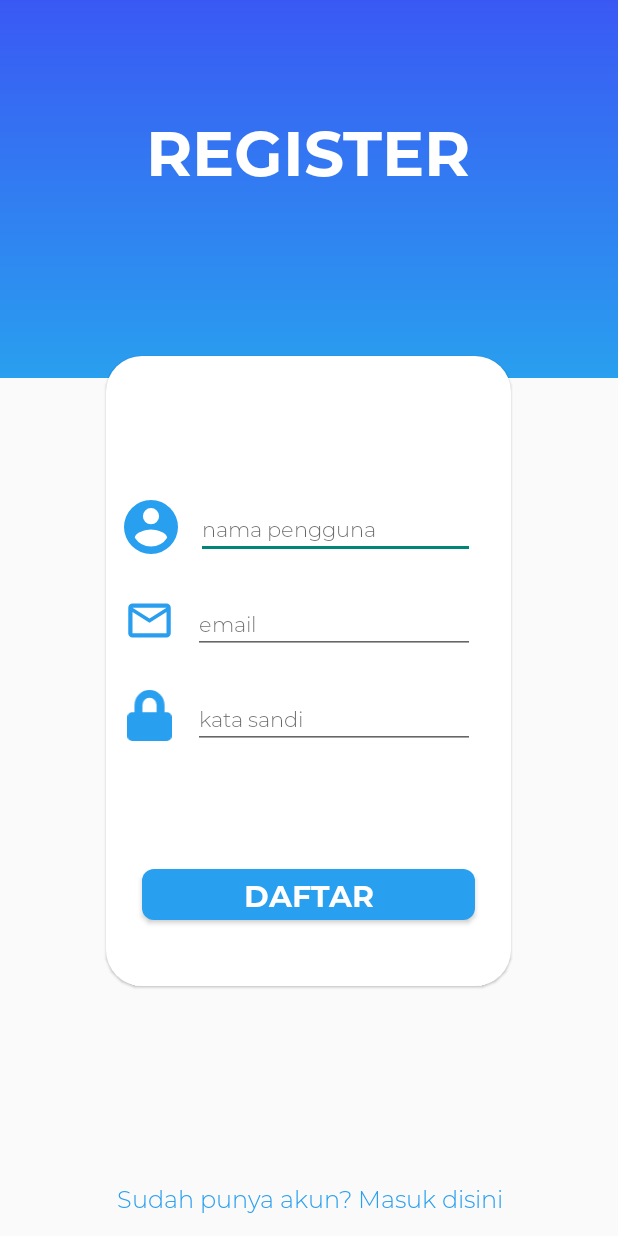
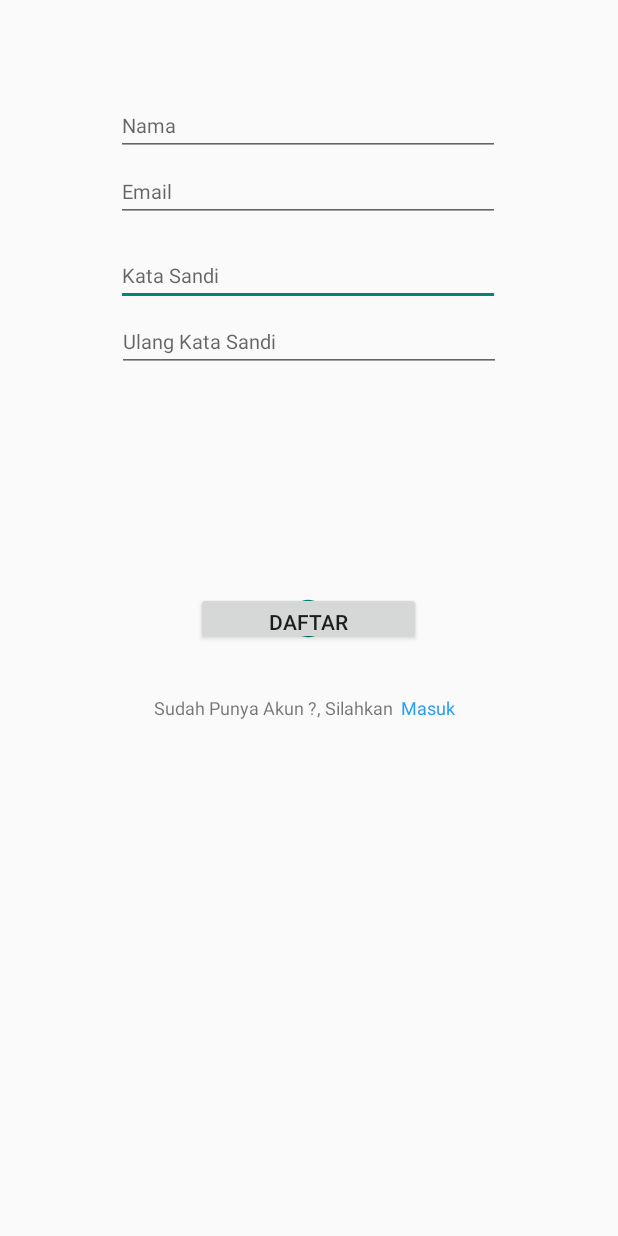
Before and after one commit to BagusMiftaq/RongsokinUser, an Android app: the layout activity_register.xml on its own in the app's theme, with its tools: preview values and no code run, on a phone screen of 412 x 824 dp. Run offline under Robolectric (Android 15) with nearby library versions, the phone set to English and light mode, and no system bars.

Commit message:
Thir Commit

```diff
--- a/app/src/main/AndroidManifest.xml
+++ b/app/src/main/AndroidManifest.xml
@@ -3,18 +3,20 @@
     package="com.edicoding.picodiploma.rongsokinuser">
 
     <uses-permission android:name="android.permission.INTERNET" />
+    <uses-permission android:name="android.permission.CAMERA" />
 
     <application
         android:allowBackup="true"
         android:label="@string/app_name"
         android:supportsRtl="true"
         android:theme="@style/AppTheme.NoActionBar">
+        <activity android:name=".input.InputActivity"></activity>
+        <activity android:name=".input.KatagoriActivity" />
         <activity android:name=".SuksesAct" />
         <activity android:name=".RegisterAct" />
         <activity
             android:name=".HomeAct"
-            android:theme="@style/AppTheme" >
-        </activity>
+            android:theme="@style/AppTheme" />
         <activity android:name=".Login_Act" />
         <activity android:name=".SplashAct">
             <intent-filter>
--- a/app/src/main/res/layout/activity_register.xml
+++ b/app/src/main/res/layout/activity_register.xml
@@ -7,160 +7,120 @@
     tools:context=".Login_Act">
 
 
-    <View
-        android:id="@+id/view"
+    <ImageView
+        android:id="@+id/nav_user_photo"
         android:layout_width="wrap_content"
-        android:layout_height="252dp"
-        android:layout_marginStart="24dp"
-        android:layout_marginEnd="24dp"
-        android:background="@drawable/bg_blue_gradient_primary"
+        android:layout_height="wrap_content"
+        android:layout_marginTop="32dp"
         app:layout_constraintEnd_toEndOf="parent"
         app:layout_constraintStart_toStartOf="parent"
         app:layout_constraintTop_toTopOf="parent" />
 
-
-    <LinearLayout
-        android:id="@+id/linearLayout"
-        android:layout_width="270dp"
-        android:layout_height="420dp"
-        android:layout_marginStart="24dp"
-        android:layout_marginTop="48dp"
-        android:layout_marginEnd="24dp"
-        android:layout_marginBottom="56dp"
-        android:background="@drawable/bg_white_corner"
-        android:elevation="1dp"
-        android:orientation="vertical"
-        app:layout_constraintBottom_toBottomOf="parent"
+    <EditText
+        android:id="@+id/regPassword"
+        android:layout_width="256dp"
+        android:layout_height="40dp"
+        android:layout_marginTop="16dp"
+        android:ems="10"
+        android:hint="Kata Sandi"
+        android:inputType="textPassword"
+        android:textSize="13sp"
         app:layout_constraintEnd_toEndOf="parent"
-        app:layout_constraintHorizontal_bias="0.494"
+        app:layout_constraintHorizontal_bias="0.496"
         app:layout_constraintStart_toStartOf="parent"
-        app:layout_constraintTop_toBottomOf="@+id/textView2"
-        app:layout_constraintVertical_bias="0.355">
-
-        <LinearLayout
-            android:layout_width="match_parent"
-            android:layout_height="wrap_content"
-            android:layout_marginStart="12dp"
-            android:layout_marginTop="96dp"
-            android:layout_marginEnd="24dp"
-            android:layout_marginBottom="24dp"
-            android:orientation="horizontal">
-
-            <ImageView
-                android:layout_width="36dp"
-                android:layout_height="36dp"
-                app:srcCompat="@drawable/ic_icon_material_account_circle" />
+        app:layout_constraintTop_toBottomOf="@+id/regMail" />
 
     <EditText
-                android:id="@+id/ins_username"
-                android:layout_width="match_parent"
-                android:layout_height="wrap_content"
-                android:layout_marginStart="12dp"
-                android:fontFamily="@font/mlight"
-                android:hint="nama pengguna"
-                android:inputType="text"
-                android:textColor="#0C0C0C"
-                android:textSize="14sp" />
-        </LinearLayout>
-
-        <LinearLayout
-            android:layout_width="match_parent"
-            android:layout_height="wrap_content"
-            android:layout_marginStart="12dp"
-            android:layout_marginTop="0dp"
-            android:layout_marginEnd="24dp"
-            android:layout_marginBottom="24dp"
-            android:orientation="horizontal">
-
-            <ImageView
-                android:layout_width="34dp"
-                android:layout_height="34dp"
-                app:srcCompat="@drawable/ic_mail_outline_black_24dp" />
+        android:id="@+id/regMail"
+        android:layout_width="256dp"
+        android:layout_height="40dp"
+        android:layout_marginTop="4dp"
+        android:ems="10"
+        android:hint="Email"
+        android:inputType="textPersonName"
+        android:textSize="13sp"
+        app:layout_constraintEnd_toEndOf="parent"
+        app:layout_constraintHorizontal_bias="0.496"
+        app:layout_constraintStart_toStartOf="parent"
+        app:layout_constraintTop_toBottomOf="@+id/regName" />
 
     <EditText
-                android:id="@+id/ins_email"
-                android:layout_width="match_parent"
-                android:layout_height="wrap_content"
-                android:layout_marginStart="12dp"
-                android:layout_marginTop="0dp"
-                android:fontFamily="@font/mlight"
-                android:hint="email"
-                android:inputType="text"
-                android:textColor="#0C0C0C"
-                android:textSize="14sp" />
-        </LinearLayout>
-
-        <LinearLayout
-            android:layout_width="match_parent"
-            android:layout_height="wrap_content"
-            android:layout_marginStart="12dp"
-            android:layout_marginTop="0dp"
-            android:layout_marginEnd="24dp"
-            android:layout_marginBottom="24dp"
-            android:orientation="horizontal">
-
-            <ImageView
-                android:layout_width="34dp"
-                android:layout_height="34dp"
-                app:srcCompat="@drawable/ic_icon_awesome_lock" />
+        android:id="@+id/regName"
+        android:layout_width="256dp"
+        android:layout_height="40dp"
+        android:layout_marginTop="32dp"
+        android:ems="10"
+        android:hint="Nama"
+        android:inputType="textPersonName"
+        android:textSize="13sp"
+        app:layout_constraintEnd_toEndOf="parent"
+        app:layout_constraintHorizontal_bias="0.496"
+        app:layout_constraintStart_toStartOf="parent"
+        app:layout_constraintTop_toBottomOf="@+id/nav_user_photo" />
 
     <EditText
-                android:id="@+id/ins_password"
-                android:layout_width="match_parent"
-                android:layout_height="wrap_content"
-                android:layout_marginStart="12dp"
-                android:layout_marginTop="0dp"
-                android:fontFamily="@font/mlight"
-                android:hint="kata sandi"
+        android:id="@+id/regPassword2"
+        android:layout_width="256dp"
+        android:layout_height="40dp"
+        android:layout_marginTop="4dp"
+        android:ems="10"
+        android:hint="Ulang Kata Sandi"
         android:inputType="textPassword"
-                android:textColor="#0C0C0C"
-                android:textSize="14sp" />
-        </LinearLayout>
+        android:textSize="13sp"
+        app:layout_constraintEnd_toEndOf="parent"
+        app:layout_constraintStart_toStartOf="parent"
+        app:layout_constraintTop_toBottomOf="@+id/regPassword" />
 
     <Button
-            android:id="@+id/btn_sign_in"
-            android:layout_width="match_parent"
-            android:layout_height="34dp"
-            android:layout_marginLeft="24dp"
-            android:layout_marginTop="56dp"
-            android:layout_marginRight="24dp"
-            android:background="@drawable/bg_blue_primary"
-            android:fontFamily="@font/mbold"
+        android:id="@+id/regBtn"
+        android:layout_width="150dp"
+        android:layout_height="35dp"
         android:text="DAFTAR"
-            android:textColor="#FFF"
-            android:textSize="20sp" />
-
-    </LinearLayout>
-
-    <TextView
-        android:id="@+id/textView2"
-        android:layout_width="wrap_content"
-        android:layout_height="wrap_content"
-        android:layout_marginTop="72dp"
-        android:fontFamily="@font/mbold"
-        android:text="REGISTER"
-        android:textColor="#fff"
-        android:textSize="42dp"
+        app:layout_constraintBottom_toBottomOf="parent"
         app:layout_constraintEnd_toEndOf="parent"
         app:layout_constraintHorizontal_bias="0.498"
         app:layout_constraintStart_toStartOf="parent"
         app:layout_constraintTop_toTopOf="parent" />
 
     <TextView
-        android:id="@+id/textreg"
-        android:layout_width="match_parent"
+        android:id="@+id/textView3"
+        android:layout_width="wrap_content"
         android:layout_height="wrap_content"
-        android:fontFamily="@font/mlight"
-        android:text="@string/udah_punya"
-        android:textAlignment="center"
-        android:textSize="16sp"
+        android:text="Sudah Punya Akun ?, Silahkan"
+        android:textSize="12sp"
+        app:layout_constraintBottom_toBottomOf="parent"
+        app:layout_constraintEnd_toEndOf="parent"
+        app:layout_constraintHorizontal_bias="0.407"
+        app:layout_constraintStart_toStartOf="parent"
+        app:layout_constraintTop_toBottomOf="@+id/regBtn"
+        app:layout_constraintVertical_bias="0.088" />
+
+    <TextView
+        android:id="@+id/btnMasuk"
+        android:layout_width="wrap_content"
+        android:layout_height="wrap_content"
+        android:layout_marginStart="5dp"
+        android:layout_marginLeft="5dp"
+        android:text="Masuk"
+        android:onClick="Masuk"
         android:textColor="@color/colorPrimary"
+        android:textSize="12sp"
         app:layout_constraintBottom_toBottomOf="parent"
         app:layout_constraintEnd_toEndOf="parent"
         app:layout_constraintHorizontal_bias="0.0"
-        app:layout_constraintStart_toStartOf="parent"
-        app:layout_constraintTop_toBottomOf="@+id/linearLayout"
-        app:layout_constraintVertical_bias="0.905" />
+        app:layout_constraintStart_toEndOf="@+id/textView3"
+        app:layout_constraintTop_toBottomOf="@+id/regBtn"
+        app:layout_constraintVertical_bias="0.088" />
+
+    <ProgressBar
+        android:id="@+id/regProgressBar"
+        style="?android:attr/progressBarStyle"
+        android:layout_width="30dp"
+        android:layout_height="30dp"
+        app:layout_constraintBottom_toBottomOf="@+id/regBtn"
+        app:layout_constraintEnd_toEndOf="@+id/regBtn"
+        app:layout_constraintStart_toStartOf="@+id/regBtn"
+        app:layout_constraintTop_toTopOf="@+id/regBtn" />
 
 
 </androidx.constraintlayout.widget.ConstraintLayout>
```
Also changed, not shown: app/build.gradle (+11 -7 lines), app/src/main/java/com/edicoding/picodiploma/rongsokinuser/HomeFragment.java (+14 -2 lines), app/src/main/java/com/edicoding/picodiploma/rongsokinuser/RegisterAct.java (+157 -43 lines), app/src/main/res/layout/fragment_home.xml (+13 -43 lines). Lines whose indentation alone changed are shown as unchanged.
